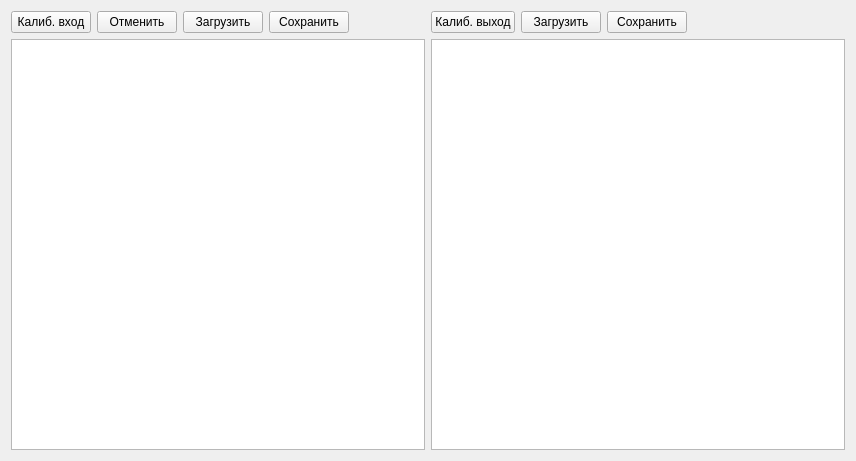
Qt form calibrationwidget.ui (igrekus/out_pow_measure2) before a commit.
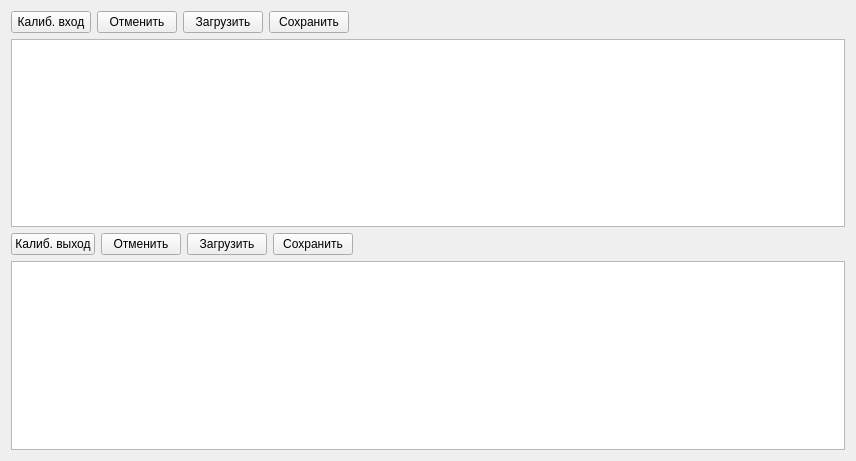
The same form after that commit.

Commit message: feat: add cancnel button to out calibration

```diff
--- a/calibrationwidget.ui
+++ b/calibrationwidget.ui
@@ -19,7 +19,7 @@
   <property name="windowTitle">
    <string/>
   </property>
-  <layout class="QHBoxLayout" name="horizontalLayout_3">
+  <layout class="QVBoxLayout" name="verticalLayout_3">
    <item>
     <layout class="QVBoxLayout" name="verticalLayout_2">
      <item>
@@ -93,6 +93,13 @@
          </property>
         </widget>
        </item>
+       <item>
+        <widget class="QPushButton" name="btnCalibrateOutCancel">
+         <property name="text">
+          <string>Отменить</string>
+         </property>
+        </widget>
+       </item>
        <item>
         <widget class="QPushButton" name="btnLoadOut">
          <property name="text">
```
The commit also changes 1 other file.
